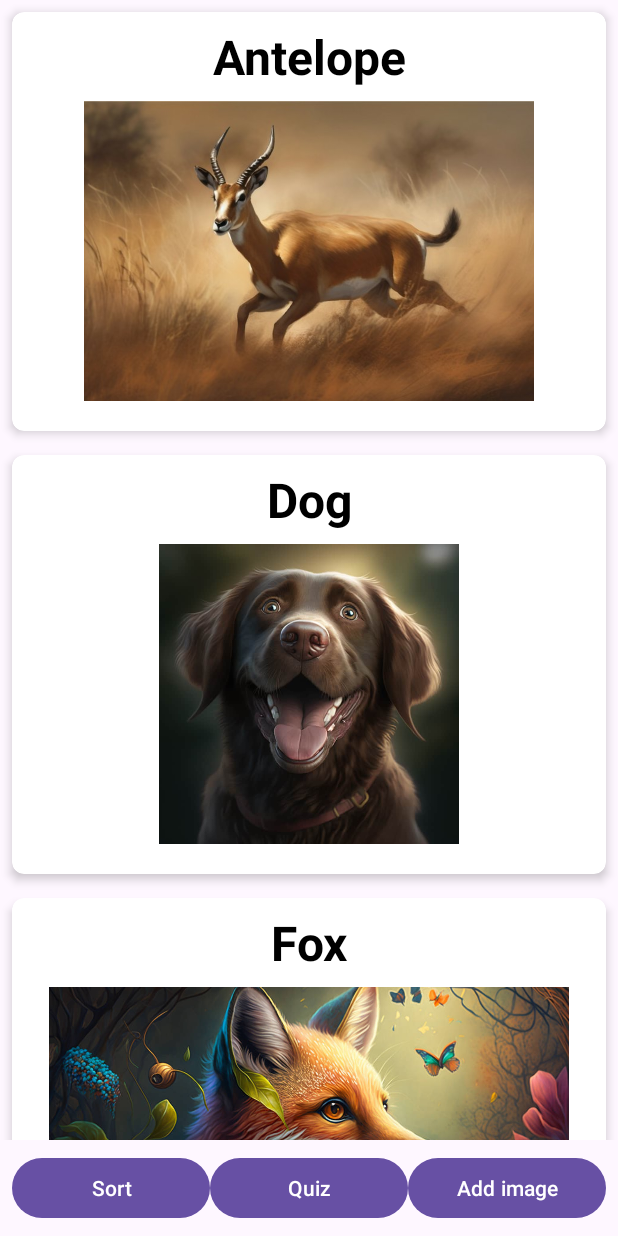
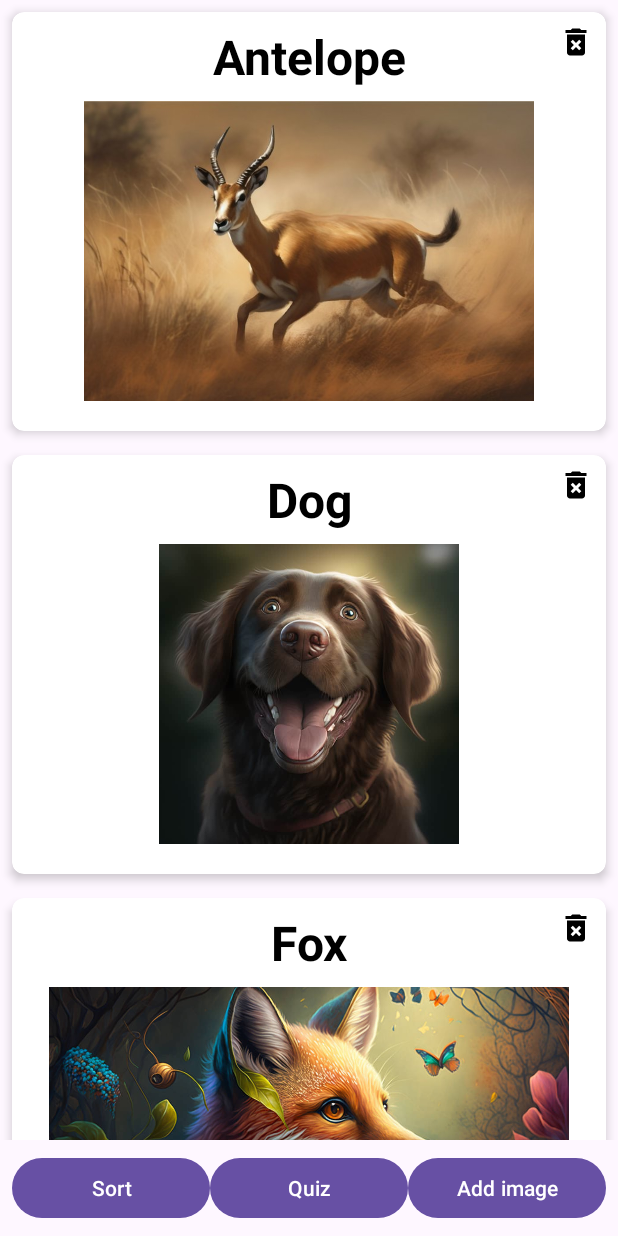
Before and after one commit to JolantaRudus/The_Quiz_App, an Android app: the screen it shows after launch (Gallery), on a phone screen of 412 x 824 dp. Run offline under Robolectric (Android 15) with nearby library versions, the light colour scheme and no system bars.

Commit message:
Photos to the galery (15 photos) ImageItem class GalleryAdapter class gallery_item xml gallery_main xml Conected Qiuz button to Quiz.class Added some new images to the list Added sort method to button1 (A-z or Z-A)
Added delete button to the cardView, in gallery_item-xml
Added delete method in GalleryAdapter.java and updated the Gallery.java class

```diff
--- a/app/src/main/java/com/example/thequizapp/Gallery.java
+++ b/app/src/main/java/com/example/thequizapp/Gallery.java
@@ -80,9 +80,10 @@ public class Gallery extends AppCompatActivity {
         imageList.add(new ImageItem(22, R.drawable.fish, "Fish"));
 
         // Create and set the adapter for the RecyclerView
-        GalleryAdapter galleryAdapter = new GalleryAdapter(imageList); // Create adapter
+        GalleryAdapter galleryAdapter = new GalleryAdapter(this,imageList); // Create adapter
         galleryRecyclerView.setAdapter(galleryAdapter); // Set adapter
         galleryRecyclerView.setLayoutManager(new LinearLayoutManager(this)); // Set layout manager
+        //galleryRecyclerView.setLayoutManager(new GridLayoutManager(this, 1)); //Can use this for a grid view (gives more flexibility or something)
 
         // Set up button click listeners to test :P
         // Set up sorting button click listener to sort the list
--- a/app/src/main/java/com/example/thequizapp/GalleryAdapter.java
+++ b/app/src/main/java/com/example/thequizapp/GalleryAdapter.java
@@ -1,8 +1,12 @@
 package com.example.thequizapp;
 
+import android.app.AlertDialog;
+import android.content.Context;
+import android.content.DialogInterface;
 import android.view.LayoutInflater;
 import android.view.View;
 import android.view.ViewGroup;
+import android.widget.ImageButton;
 import android.widget.ImageView;
 import android.widget.TextView;
 
@@ -14,19 +18,23 @@ import java.util.List;
 public class GalleryAdapter extends RecyclerView.Adapter<GalleryAdapter.GalleryViewHolder> {
 
     private List<ImageItem> imageList;
+    private Context context;
 
-    public GalleryAdapter(List<ImageItem> imageList) {
+    public GalleryAdapter(Context context, List<ImageItem> imageList) {
+        this.context = context; // Initialize the context
         this.imageList = imageList;
     }
 
     public static class GalleryViewHolder extends RecyclerView.ViewHolder {
         public ImageView imageView;
         public TextView titleTextView;
+        public ImageButton deleteButton;
 
         public GalleryViewHolder(View itemView) {
             super(itemView);
             imageView = itemView.findViewById(R.id.cardImageView);
             titleTextView = itemView.findViewById(R.id.cardTitleTextView);
+            deleteButton =itemView.findViewById(R.id.deleteButton);
         }
     }
 
@@ -42,10 +50,37 @@ public class GalleryAdapter extends RecyclerView.Adapter<GalleryAdapter.GalleryV
         ImageItem currentItem = imageList.get(position);
         holder.imageView.setImageResource(currentItem.getImageResId());
         holder.titleTextView.setText(currentItem.getTitle());
+        holder.deleteButton.setOnClickListener(new View.OnClickListener() {
+            @Override
+            public void onClick(View v) {
+                showDeleteConfirmationDialog(holder.getAdapterPosition());
+            }
+        });
     }
 
     @Override
     public int getItemCount() {
         return imageList.size();
     }
+
+    //Method to show the delete image confirmation dialog
+    private void showDeleteConfirmationDialog(int position) {
+        AlertDialog.Builder builder = new AlertDialog.Builder(context);
+        builder.setTitle("Delete Image");
+        builder.setMessage("Are you sure you want to delete this image?");
+        builder.setPositiveButton("Delete", new DialogInterface.OnClickListener() {
+            @Override
+            public void onClick(DialogInterface dialog, int which) {
+                deleteImage(position);
+            }
+        });
+        builder.setNegativeButton("Cancel", null);
+        builder.show();
+    }
+
+    //Method to delete the image from the list
+    private void deleteImage(int position) {
+        imageList.remove(position);
+        notifyItemRemoved(position);
+    }
 }
--- /dev/null
+++ b/app/src/main/res/drawable/baseline_delete_forever_24.xml
@@ -0,0 +1,5 @@
+<vector xmlns:android="http://schemas.android.com/apk/res/android" android:height="24dp" android:tint="#000000" android:viewportHeight="24" android:viewportWidth="24" android:width="24dp">
+
+    <path android:fillColor="@android:color/white" android:pathData="M6,19c0,1.1 0.9,2 2,2h8c1.1,0 2,-0.9 2,-2L18,7L6,7v12zM8.46,11.88l1.41,-1.41L12,12.59l2.12,-2.12 1.41,1.41L13.41,14l2.12,2.12 -1.41,1.41L12,15.41l-2.12,2.12 -1.41,-1.41L10.59,14l-2.13,-2.12zM15.5,4l-1,-1h-5l-1,1L5,4v2h14L19,4z"/>
+
+</vector>
--- a/app/src/main/res/layout/gallary_item.xml
+++ b/app/src/main/res/layout/gallary_item.xml
@@ -6,6 +6,10 @@
     android:layout_margin="8dp"
     app:cardCornerRadius="8dp"
     app:cardElevation="4dp">
+
+    <RelativeLayout
+        android:layout_width="match_parent"
+        android:layout_height="wrap_content">
 
     <LinearLayout
         android:layout_width="match_parent"
@@ -32,4 +36,17 @@
 
     </LinearLayout>
 
+    <ImageButton
+        android:id="@+id/deleteButton"
+        android:layout_width="wrap_content"
+        android:layout_height="wrap_content"
+        android:layout_alignParentTop="true"
+        android:layout_alignParentEnd="true"
+        android:background="?attr/selectableItemBackgroundBorderless"
+        android:contentDescription="TODO"
+        android:padding="8dp"
+        android:src="@drawable/baseline_delete_forever_24"/>
+
+</RelativeLayout>
+
 </androidx.cardview.widget.CardView>
```
